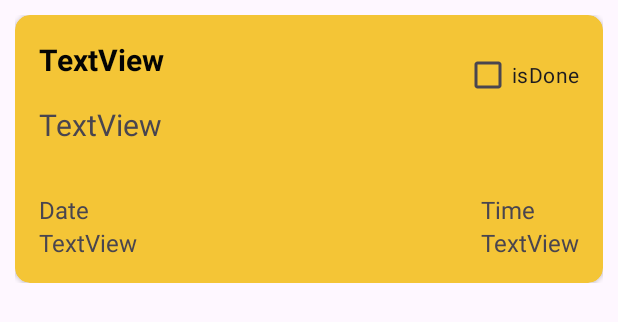
After one commit to HamedNqb/ToDoApp, an Android app: the layout item_in_recview.xml on its own in the app's theme, with its tools: preview values and no code run, on a phone screen of 412 x 824 dp. The commit adds this screen. Shown: the top 322 px of the screen. Run offline under Robolectric (Android 15) with nearby library versions, the phone set to English and light mode, and no system bars.

Commit message:
add UI in itemrecview commit

```diff
--- a/app/src/main/res/layout/fragment_current_to_dos.xml
+++ b/app/src/main/res/layout/fragment_current_to_dos.xml
@@ -6,17 +6,12 @@
     android:layout_height="match_parent"
     tools:context=".CurrentToDos">
 
-    <!-- TODO: Update blank fragment layout -->
-    <TextView
-        android:id="@+id/textView"
-        android:layout_width="wrap_content"
-        android:layout_height="wrap_content"
-        android:text="salam"
+    <androidx.recyclerview.widget.RecyclerView
+        android:id="@+id/recView"
+        android:layout_width="0dp"
+        android:layout_height="0dp"
         app:layout_constraintBottom_toBottomOf="parent"
         app:layout_constraintEnd_toEndOf="parent"
-        app:layout_constraintHorizontal_bias="0.5"
         app:layout_constraintStart_toStartOf="parent"
-        app:layout_constraintTop_toTopOf="parent"
-        app:layout_constraintVertical_bias="0.5" />
-
+        app:layout_constraintTop_toTopOf="parent" />
 </androidx.constraintlayout.widget.ConstraintLayout>
--- /dev/null
+++ b/app/src/main/res/layout/item_in_recview.xml
@@ -0,0 +1,102 @@
+<?xml version="1.0" encoding="utf-8"?>
+<LinearLayout xmlns:android="http://schemas.android.com/apk/res/android"
+    xmlns:app="http://schemas.android.com/apk/res-auto"
+    xmlns:tools="http://schemas.android.com/tools"
+    android:orientation="vertical"
+    android:layout_width="match_parent"
+    android:layout_height="wrap_content"
+    android:padding="10dp"
+    >
+
+    <androidx.cardview.widget.CardView
+        app:cardBackgroundColor="@color/yellow"
+        android:id="@+id/cardView"
+        android:layout_width="match_parent"
+        android:layout_height="match_parent"
+        app:cardCornerRadius="10dp">
+
+        <androidx.constraintlayout.widget.ConstraintLayout
+            android:layout_width="match_parent"
+            android:layout_height="match_parent">
+
+            <TextView
+                android:id="@+id/textView"
+                android:layout_width="wrap_content"
+                android:layout_height="wrap_content"
+                android:layout_marginStart="16dp"
+                android:layout_marginTop="16dp"
+                android:text="TextView"
+                android:textColor="#040404"
+                android:textSize="20sp"
+                android:textStyle="bold"
+                app:layout_constraintStart_toStartOf="parent"
+                app:layout_constraintTop_toTopOf="parent" />
+
+            <TextView
+                android:id="@+id/textView2"
+                android:layout_width="wrap_content"
+                android:layout_height="wrap_content"
+                android:layout_marginStart="16dp"
+                android:layout_marginTop="16dp"
+                android:text="TextView"
+                android:textSize="20sp"
+                app:layout_constraintStart_toStartOf="parent"
+                app:layout_constraintTop_toBottomOf="@+id/textView" />
+
+            <TextView
+                android:id="@+id/textView3"
+                android:layout_width="wrap_content"
+                android:layout_height="wrap_content"
+                android:layout_marginStart="16dp"
+                android:layout_marginTop="32dp"
+                android:text="Date"
+                android:textSize="16sp"
+                app:layout_constraintStart_toStartOf="parent"
+                app:layout_constraintTop_toBottomOf="@+id/textView2" />
+
+            <TextView
+                android:id="@+id/textView4"
+                android:layout_width="wrap_content"
+                android:layout_height="wrap_content"
+                android:layout_marginTop="32dp"
+                android:text="Time"
+                android:textSize="16sp"
+                app:layout_constraintStart_toStartOf="@+id/textView7"
+                app:layout_constraintTop_toBottomOf="@+id/textView2" />
+
+            <TextView
+                android:id="@+id/textView5"
+                android:layout_width="wrap_content"
+                android:layout_height="wrap_content"
+                android:layout_marginStart="16dp"
+                android:layout_marginBottom="16dp"
+                android:text="TextView"
+                android:textSize="16sp"
+                app:layout_constraintBottom_toBottomOf="parent"
+                app:layout_constraintStart_toStartOf="parent"
+                app:layout_constraintTop_toBottomOf="@+id/textView3" />
+
+            <TextView
+                android:id="@+id/textView7"
+                android:layout_width="wrap_content"
+                android:layout_height="wrap_content"
+                android:layout_marginEnd="16dp"
+                android:layout_marginBottom="16dp"
+                android:text="TextView"
+                android:textSize="16sp"
+                app:layout_constraintBottom_toBottomOf="parent"
+                app:layout_constraintEnd_toEndOf="parent"
+                app:layout_constraintTop_toBottomOf="@+id/textView4" />
+
+            <CheckBox
+                android:id="@+id/checkBox"
+                android:layout_width="wrap_content"
+                android:layout_height="wrap_content"
+                android:layout_marginTop="16dp"
+                android:layout_marginEnd="16dp"
+                android:text="isDone"
+                app:layout_constraintEnd_toEndOf="parent"
+                app:layout_constraintTop_toTopOf="parent" />
+        </androidx.constraintlayout.widget.ConstraintLayout>
+    </androidx.cardview.widget.CardView>
+</LinearLayout>
--- a/app/src/main/res/values/colors.xml
+++ b/app/src/main/res/values/colors.xml
@@ -2,4 +2,5 @@
 <resources>
     <color name="black">#FF000000</color>
     <color name="white">#FFFFFFFF</color>
+    <color name="yellow">#F4C536</color>
 </resources>
```
